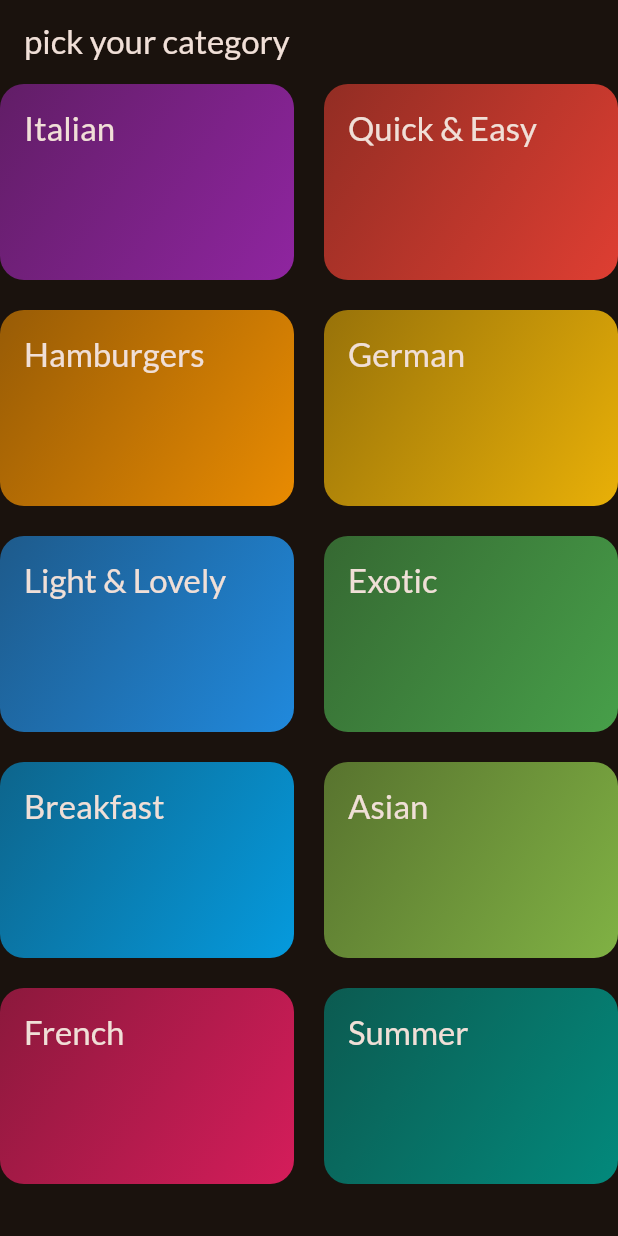
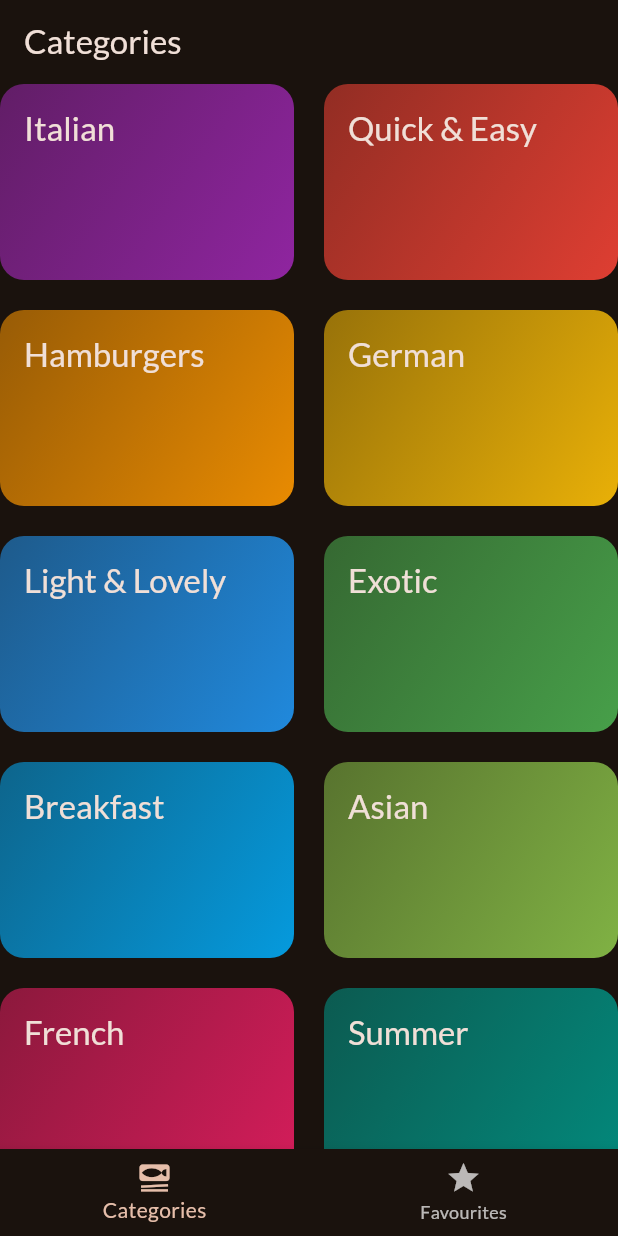
Before and after one commit to kimathi99/mealapp, a Flutter app: the screen it shows after launch, on a phone screen of 412 x 824 dp. Run offline on Flutter 3.47's test engine with Material 2 defaults, Android fonts, the phone set to English and light mode, and no system bars; our stand-ins replace google_fonts, transparent_image.

Commit message:
added categories  and detail page for meals

```diff
--- a/lib/main.dart
+++ b/lib/main.dart
@@ -2,6 +2,7 @@ import 'package:flutter/material.dart';
 
 import 'package:google_fonts/google_fonts.dart';
 import 'package:meals/screens/categories_screen.dart';
+import 'package:meals/screens/tabs_screen.dart';
 
 final theme = ThemeData(
   useMaterial3: true,
@@ -23,7 +24,8 @@ class App extends StatelessWidget {
   Widget build(BuildContext context) {
     return MaterialApp(
       theme: theme,
-      home: const CategoriesScreen(), // Todo ...,
+      // home: const CategoriesScreen(), // Todo ...,
+      home: const TabsScreen(),
     );
   }
 }
--- a/lib/screens/categories_screen.dart
+++ b/lib/screens/categories_screen.dart
@@ -21,11 +21,7 @@ class CategoriesScreen extends StatelessWidget {
 
   @override
   Widget build(BuildContext context) {
-    return Scaffold(
-      appBar: AppBar(
-        title: const Text('pick your category'),
-      ),
-      body: GridView(
+    return GridView(
       gridDelegate: const SliverGridDelegateWithFixedCrossAxisCount(
         crossAxisCount: 2,
         childAspectRatio: 3 / 2,
@@ -42,7 +38,6 @@ class CategoriesScreen extends StatelessWidget {
             },
           )
       ],
-      ),
     );
   }
 }
--- a/lib/screens/tabs_screen.dart
+++ b/lib/screens/tabs_screen.dart
@@ -1,4 +1,6 @@
 import 'package:flutter/material.dart';
+import 'package:meals/screens/categories_screen.dart';
+import 'package:meals/screens/meals_screen.dart';
 
 class TabsScreen extends StatefulWidget {
   const TabsScreen({super.key});
@@ -8,8 +10,35 @@ class TabsScreen extends StatefulWidget {
 }
 
 class _TabsScreenState extends State<TabsScreen> {
+  int _selectedPageIndex = 0;
+  void _selectPage(int index) {
+    setState(() {
+      _selectedPageIndex = index;
+    });
+  }
+
   @override
   Widget build(BuildContext context) {
-    return Container();
+    Widget activePage = const CategoriesScreen();
+    if (_selectedPageIndex == 1) {
+      activePage = const MealsScreen(meals: []);
+    }
+    var activePageTitle = 'Categories ';
+
+    return Scaffold(
+      appBar: AppBar(
+        title: Text(activePageTitle),
+      ),
+      body: activePage,
+      bottomNavigationBar: BottomNavigationBar(
+        onTap: _selectPage,
+        currentIndex: _selectedPageIndex,
+        items: const [
+          BottomNavigationBarItem(
+              icon: Icon(Icons.set_meal), label: 'Categories'),
+          BottomNavigationBarItem(icon: Icon(Icons.star), label: 'Favourites'),
+        ],
+      ),
+    );
   }
 }
```
Also changed, not shown: lib/screens/meal_details.dart (+53 -4 lines), lib/screens/meals_screen.dart (+6 -3 lines). Lines whose indentation alone changed are shown as unchanged.
